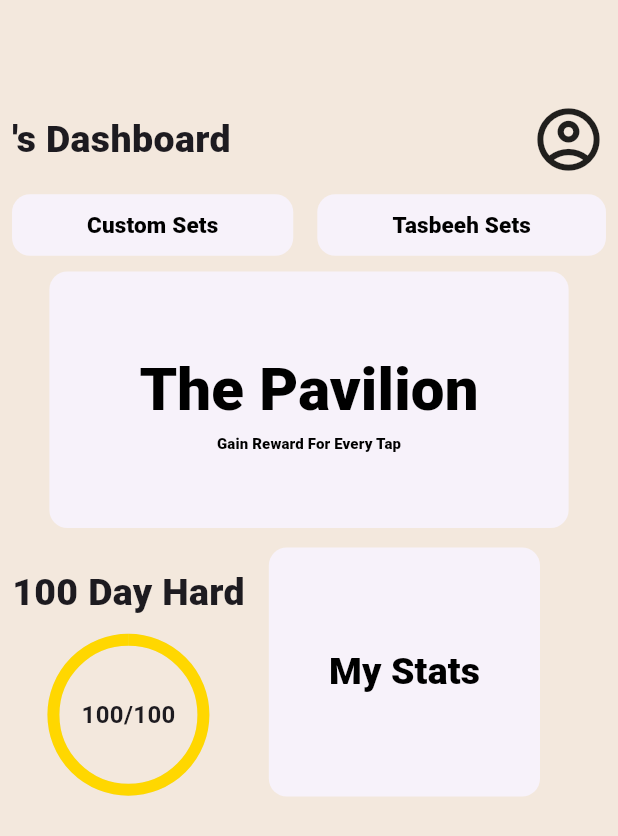
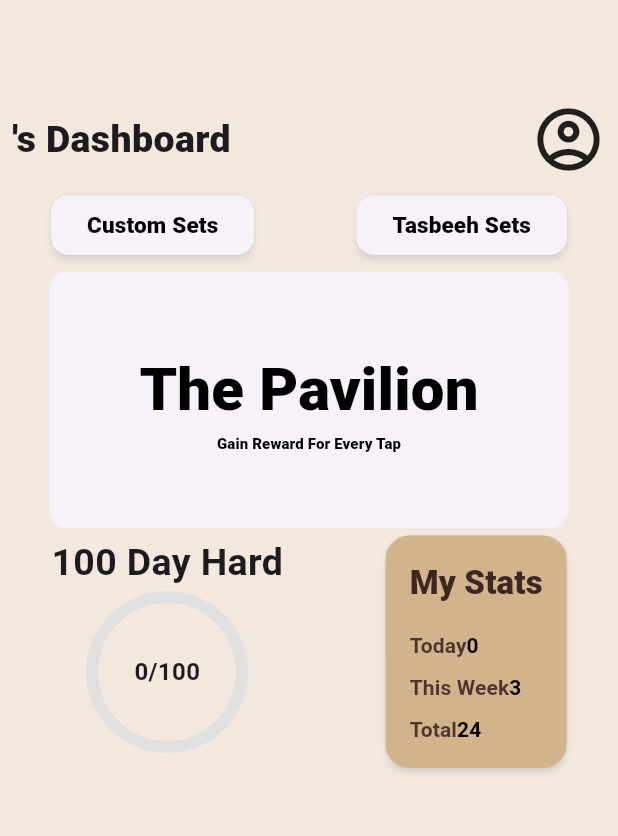
Before and after one commit to ZayanChaudhary044/dawam, a Flutter app: the HomePage screen opened directly with empty values, after a tap on "My Stats", on a phone screen of 412 x 824 dp. Shown: the top 836 px of the screen. Run offline on Flutter 3.47's test engine with Material 3 defaults, Android fonts, the light colour scheme and no system bars; our stand-ins replace google_fonts.

Commit message:
Stats Table Added

```diff
--- /dev/null
+++ b/dawam/lib/components/stats-table.dart
@@ -0,0 +1,101 @@
+import 'package:flutter/material.dart';
+
+class StatsTable extends StatelessWidget {
+  const StatsTable({super.key});
+
+  @override
+  Widget build(BuildContext context) {
+    return ElevatedButton(
+      onPressed: () {},
+      style: ElevatedButton.styleFrom(
+        elevation: 2,
+        backgroundColor: Color(0xFFD2B48C), // almond-chocolate background
+        padding: EdgeInsets.all(16),
+        shadowColor: Colors.white,
+        shape: RoundedRectangleBorder(
+          borderRadius: BorderRadius.circular(16),
+        ),
+      ),
+      child: Column(
+        crossAxisAlignment: CrossAxisAlignment.start,
+        children: [
+          Text(
+            "My Stats",
+            style: TextStyle(
+              fontSize: 22,
+              fontWeight: FontWeight.w900,
+              color: Colors.brown[900],
+            ),
+          ),
+          SizedBox(height: 16),
+          Row(
+            mainAxisAlignment: MainAxisAlignment.spaceBetween,
+            children: [
+              Text(
+                "Today",
+                style: TextStyle(
+                  fontSize: 14,
+                  fontWeight: FontWeight.w600,
+                  color: Colors.brown[800],
+                ),
+              ),
+              Text(
+                "0",
+                style: TextStyle(
+                  fontSize: 14,
+                  fontWeight: FontWeight.bold,
+                  color: Colors.black,
+                ),
+              ),
+            ],
+          ),
+          SizedBox(height: 8),
+          Row(
+            mainAxisAlignment: MainAxisAlignment.spaceBetween,
+            children: [
+              Text(
+                "This Week",
+                style: TextStyle(
+                  fontSize: 14,
+                  fontWeight: FontWeight.w600,
+                  color: Colors.brown[800],
+                ),
+              ),
+              Text(
+                "3",
+                style: TextStyle(
+                  fontSize: 14,
+                  fontWeight: FontWeight.bold,
+                  color: Colors.black,
+                ),
+              ),
+            ],
+          ),
+          SizedBox(height: 8),
+          Row(
+            mainAxisAlignment: MainAxisAlignment.spaceBetween,
+            children: [
+              Text(
+                "Total",
+                style: TextStyle(
+                  fontSize: 14,
+                  fontWeight: FontWeight.w600,
+                  color: Colors.brown[800],
+                ),
+              ),
+              Text(
+                "24",
+                style: TextStyle(
+                  fontSize: 14,
+                  fontWeight: FontWeight.bold,
+                  color: Colors.black,
+                ),
+              ),
+            ],
+          ),
+        ],
+      ),
+    )
+    ;
+  }
+}
--- a/dawam/lib/pages/homepage.dart
+++ b/dawam/lib/pages/homepage.dart
@@ -1,7 +1,7 @@
 import 'package:flutter/material.dart';
 import 'package:google_fonts/google_fonts.dart';
 import 'package:dawam/components/circularProgressWidget.dart';
-import 'package:dawam/components/prayer-timetable.dart';
+import 'package:dawam/components/stats-table.dart';
 
 class HomePage extends StatelessWidget {
   HomePage({super.key, required this.userName});
@@ -36,8 +36,7 @@ class HomePage extends StatelessWidget {
               ElevatedButton(
                 onPressed: () {},
                 style: ElevatedButton.styleFrom(
-                  elevation: 0,
-                  padding: EdgeInsets.symmetric(horizontal: 50, vertical: 10),
+                  elevation: 2,
                   shadowColor: Colors.white,
                   shape: RoundedRectangleBorder(
                     borderRadius: BorderRadius.circular(12),
@@ -45,9 +44,9 @@ class HomePage extends StatelessWidget {
                 ),
                 child: Text(
                   "Custom Sets",
-                  style: GoogleFonts.reemKufi(
+                  style: TextStyle(
                     fontSize: 15,
-                    fontWeight: FontWeight.w900,
+                    fontWeight: FontWeight.w800,
                     color: Colors.black,
                   ),
                 ),
@@ -55,8 +54,7 @@ class HomePage extends StatelessWidget {
               ElevatedButton(
                 onPressed: () {},
                 style: ElevatedButton.styleFrom(
-                  elevation: 0,
-                  padding: EdgeInsets.symmetric(horizontal: 50, vertical: 10),
+                  elevation: 2,
                   shadowColor: Colors.white,
                   shape: RoundedRectangleBorder(
                     borderRadius: BorderRadius.circular(12),
@@ -64,9 +62,9 @@ class HomePage extends StatelessWidget {
                 ),
                 child: Text(
                   "Tasbeeh Sets",
-                  style: GoogleFonts.reemKufi(
+                  style: TextStyle(
                     fontSize: 15,
-                    fontWeight: FontWeight.w900,
+                    fontWeight: FontWeight.w800,
                     color: Colors.black,
                   ),
                 ),
@@ -109,47 +107,28 @@ class HomePage extends StatelessWidget {
           ),
           SizedBox(height: 5),
           Row(
+            mainAxisAlignment: MainAxisAlignment.spaceAround,
+            crossAxisAlignment: CrossAxisAlignment.start,
             children: [
               Column(
                 children: [
                   Padding(
-                    padding: const EdgeInsets.all(8.0),
+                    padding: const EdgeInsets.all(0.0),
                     child: Text(
                       "100 Day Hard",
                       style: GoogleFonts.reemKufi(
                         fontSize: 25,
-                        fontWeight: FontWeight.w900,
+                        fontWeight: FontWeight.w700,
                       ),
                     ),
                   ),
                   Padding(
                     padding: const EdgeInsets.only(top: 5),
-                    child: CircularProgressWidget(progress: 100),
+                    child: CircularProgressWidget(progress: 0),
                   ),
                 ],
               ),
-              Padding(
-                padding: const EdgeInsets.all(8.0),
-                child: ElevatedButton(
-                  onPressed: () {},
-                  style: ElevatedButton.styleFrom(
-                    elevation: 0,
-                    padding: EdgeInsets.symmetric(horizontal:40, vertical: 65),
-                    shadowColor: Colors.white,
-                    shape: RoundedRectangleBorder(
-                      borderRadius: BorderRadius.circular(12),
-                    ),
-                  ),
-                  child: Text(
-                    "My Stats",
-                    style: TextStyle(
-                      fontSize: 25,
-                      fontWeight: FontWeight.w900,
-                      color: Colors.black,
-                    ),
-                  ),
-                ),
-              ),
+              StatsTable()
             ],
           ),
 
```
